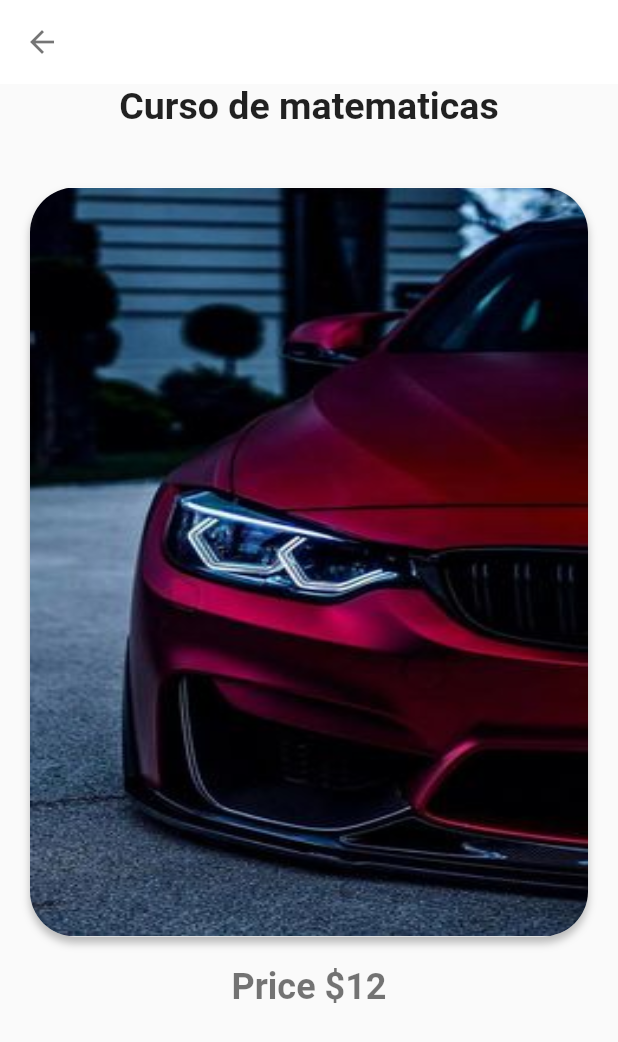
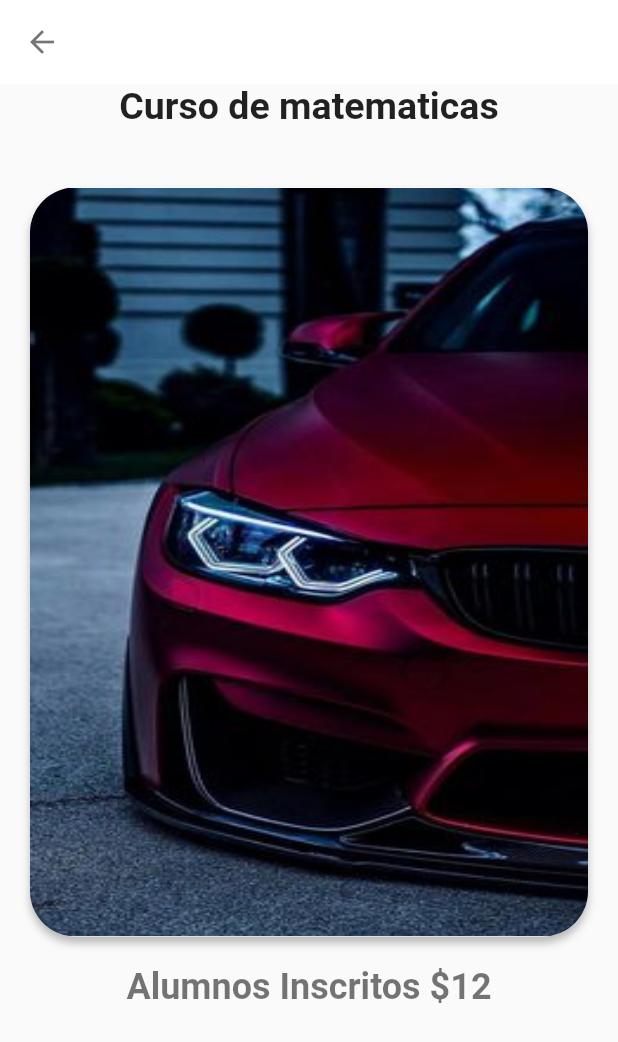
Before and after one commit to arielforcode/cli_movil, a Flutter app: the DetailsScreen screen opened directly with sample values from the repository, on a phone screen of 412 x 824 dp. Shown: the top 1042 px of the screen. Run offline on Flutter 3.47's test engine with Material 2 defaults, Android fonts, the phone set to English and light mode, and no system bars; our stand-ins replace curved_navigation_bar, flutter_spinkit.

Commit message:
arreglo de dato

```diff
--- a/lib/UI/screen/DetailsGeneric/main_carousel_detail.dart
+++ b/lib/UI/screen/DetailsGeneric/main_carousel_detail.dart
@@ -61,7 +61,7 @@ class _DetailsScreenState extends State<DetailsScreen> {
             child: Padding(
               padding: const EdgeInsets.only(bottom: 20),
               child: Text(
-                "Price \$${widget.data.price}",
+                "Alumnos Inscritos \$${widget.data.price}",
                 style: const TextStyle(
                     color: Colors.black54,
                     fontSize: 24,
```
